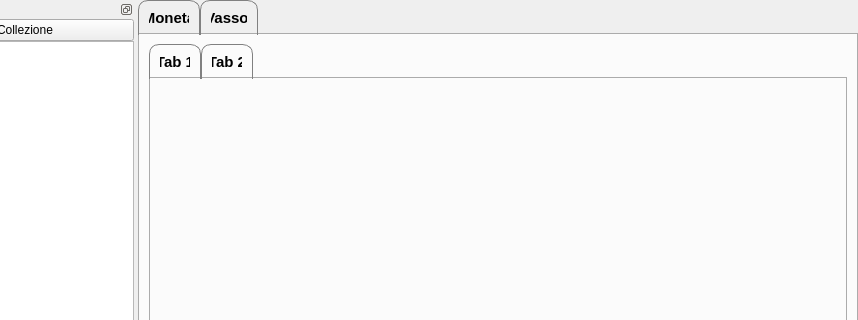
Before: the Qt Designer form GestCollOnQt/GUI/Moneta/monetaform.ui in mirkoviviani76/gestcoll, drawn with Qt 5; both pictures show x 84 to 942 and y 0 to 320 of the 942 by 738 pixel window.
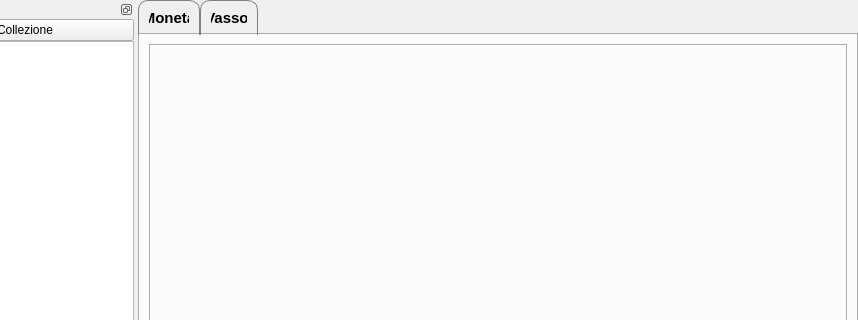
After: the same form once the commit is applied. The open tabs and pages were chosen to show the change. Icons and pictures are not drawn. Custom widgets are drawn as their Qt base class.

```diff
--- a/GestCollOnQt/GUI/Moneta/monetaform.ui
+++ b/GestCollOnQt/GUI/Moneta/monetaform.ui
@@ -943,18 +943,7 @@
        </attribute>
        <layout class="QVBoxLayout" name="verticalLayout_9">
         <item>
-         <widget class="QTabWidget" name="tabsVassoi">
-          <widget class="QWidget" name="tab">
-           <attribute name="title">
-            <string>Tab 1</string>
-           </attribute>
-          </widget>
-          <widget class="QWidget" name="tab_2">
-           <attribute name="title">
-            <string>Tab 2</string>
-           </attribute>
-          </widget>
-         </widget>
+         <widget class="QTabWidget" name="tabsVassoi"/>
         </item>
        </layout>
       </widget>
```
Left out of the diff: 15 changed lines with no effect on the pictures.
